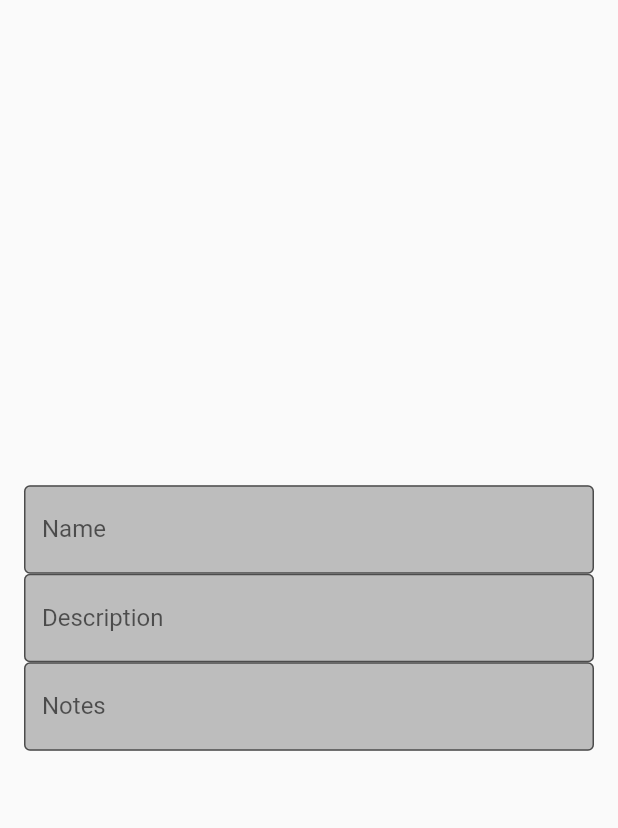
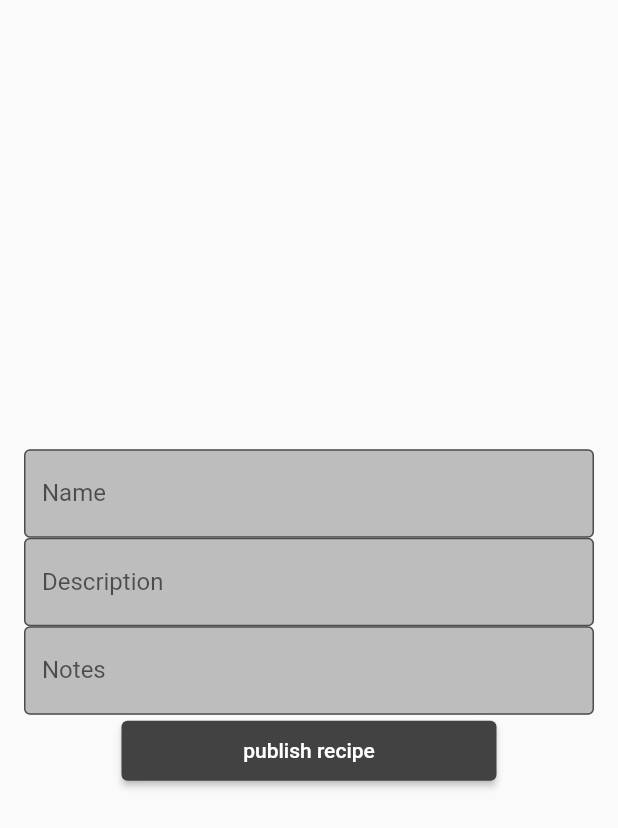
Before and after one commit to berkeparildar/Cookbook-App, a Flutter app: the AddRecipePage screen opened directly, on a phone screen of 412 x 824 dp. Shown: the top 828 px of the screen. Run offline on Flutter 3.47's test engine with Material 2 defaults, Android fonts, the phone set to English and light mode, and no system bars.

Commit message:
-Add recipe method page implemented.

```diff
--- a/lib/main.dart
+++ b/lib/main.dart
@@ -128,7 +128,13 @@ class _AddRecipeState extends State<AddRecipePage> {
 
   Color textFieldColor = Colors.grey.shade400;
   final _formKey = GlobalKey<FormState>(); //sm
-  String? recipeName;//sm
+  final _formKey1 = GlobalKey<FormState>(); //sm
+  final _formKey2 = GlobalKey<FormState>(); //sm
+  final TextEditingController recipeNameController = TextEditingController();//sm
+  final TextEditingController recipeDescriptionController = TextEditingController();//sm
+  final TextEditingController recipeNoteContoller = TextEditingController();//sm
+
+  String? recipeName, recipeDescription, recipeNotes;//sm
 
   @override
   Widget build(BuildContext context) {
@@ -138,7 +144,9 @@ class _AddRecipeState extends State<AddRecipePage> {
         child: Column(
           mainAxisAlignment: MainAxisAlignment.center,
           children: [
-            TextField(
+            Form(
+              key: _formKey,
+              child: TextFormField(
                 decoration: InputDecoration(
                   labelText: 'Name',
                   border: OutlineInputBorder(),
@@ -148,28 +156,69 @@ class _AddRecipeState extends State<AddRecipePage> {
                 onChanged: (text) {
                   print('First text field: $text');
                 },
+                controller: recipeNameController,
+                keyboardType: TextInputType.name,
+                onSaved: (value) {
+                  recipeNameController.text = value!;
+                },
+                textInputAction: TextInputAction.done,
               ),
-            TextField(
+            ),
+            Form(
+              key: _formKey1,
+              child: TextFormField(
                 decoration: InputDecoration(
                   labelText: 'Description',
                   border: OutlineInputBorder(),
                   filled: true,
                   fillColor: textFieldColor,
                 ),
-              controller: myController,
+                onChanged: (text) {
+                  print('First text field: $text');
+                },
+                controller: recipeDescriptionController,
+                keyboardType: TextInputType.name,
+                onSaved: (value) {
+                  recipeDescriptionController.text = value!;
+                },
+                textInputAction: TextInputAction.done,
               ),
-            TextField(
+            ),
+            Form(
+              key: _formKey2,
+              child: TextFormField(
                 decoration: InputDecoration(
                   labelText: 'Notes',
                   border: OutlineInputBorder(),
                   filled: true,
                   fillColor: textFieldColor,
                 ),
-              controller: myController,
+                onChanged: (text) {
+                  print('First text field: $text');
+                },
+                controller: recipeNoteContoller,
+                keyboardType: TextInputType.name,
+                onSaved: (value) {
+                  recipeNoteContoller.text = value!;
+                },
+                textInputAction: TextInputAction.done,
               ),
+            ),
+            ElevatedButton(onPressed: () {
+              recipeName = recipeNoteContoller.text;
+              recipeDescription = recipeDescriptionController.text;
+              recipeNotes = recipeNoteContoller.text;
+
+              Recipe addRecipe = Recipe(name: recipeName.toString(),
+                  description: recipeDescription.toString(),
+                  notes: recipeNotes.toString());
+                  print("Add this "+ addRecipe.toString()+" object to firebase.");
+            },
+                child: Text("publish recipe")),
           ],
         ),
       ),
     );
+
   }
 }
```
Lines whose indentation alone changed are shown as unchanged.
